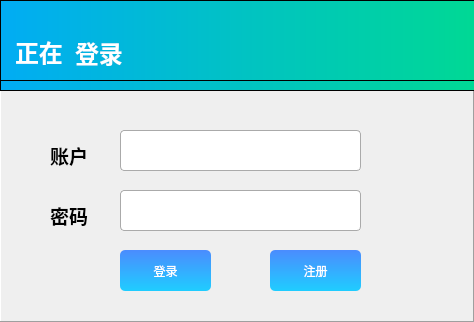
First picture: the form in src/loginwindow.ui, repository WHUCSLASD2017/nowe, before the edit.
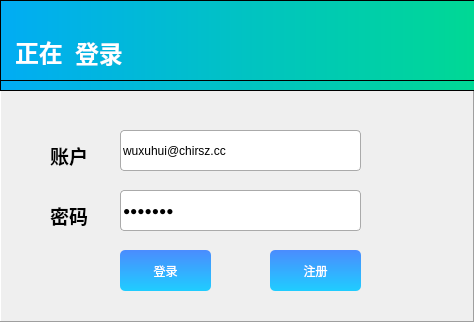
Second picture: the form after the edit.

The edit to the form file:
```diff
--- a/src/loginwindow.ui
+++ b/src/loginwindow.ui
@@ -165,7 +165,7 @@
 </string>
          </property>
          <property name="text">
-          <string/>
+          <string>wuxuhui@chirsz.cc</string>
          </property>
          <property name="readOnly">
           <bool>false</bool>
@@ -214,7 +214,7 @@
 	font: 10pt &quot;微软雅黑&quot;</string>
          </property>
          <property name="text">
-          <string/>
+          <string>wuxuhui</string>
          </property>
          <property name="echoMode">
           <enum>QLineEdit::Password</enum>
```
